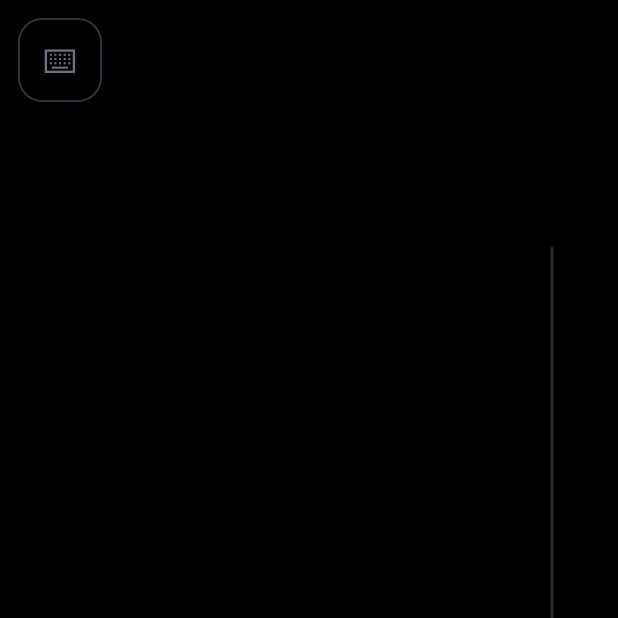
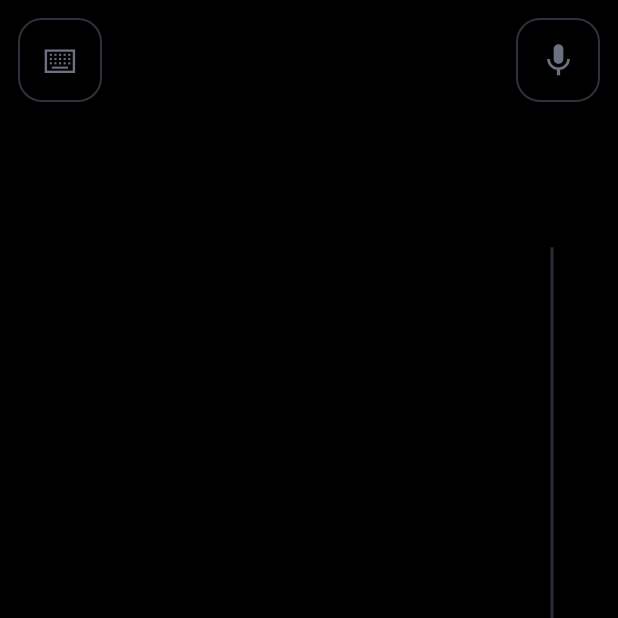
Before and after one commit to NICUP14/arcis, an Android app built with Jetpack Compose: the composable ControllerScreen shown on its own in the app's theme, on a phone screen of 412 x 824 dp, the top half of it. Run offline under Robolectric (Android 15) with nearby library versions, the phone set to English and light mode, and no system bars; 1 statement that could not run was skipped.

Commit message:
feat: hold-to-talk mic button on the controller
Speech-to-text only had the volume-up shortcut, with nothing on screen. Add a
mic button in the top-right corner (mirroring the mode button, easy to find by
feel) in both modes: hold to speak, release to type. It stays clear of the
navigation bar and lights up while listening.

Co-Authored-By: Claude Opus 5.5 <noreply@anthropic.com>

```diff
--- a/android/app/src/main/java/app/arcis/MainActivity.kt
+++ b/android/app/src/main/java/app/arcis/MainActivity.kt
@@ -97,6 +97,8 @@ class MainActivity : ComponentActivity() {
                     },
                     onRemoteEnter = { ArcisApp.instance.hosts.key("Enter") },
                     onToggleMode = controllerPrefs::toggle,
+                    onDictationStart = ArcisApp.instance.voice::startDictation,
+                    onDictationStop = ArcisApp.instance.voice::stopDictation,
                     onGesture = router::handle,
                 )
             }
--- a/android/app/src/main/java/app/arcis/controller/ControllerScreen.kt
+++ b/android/app/src/main/java/app/arcis/controller/ControllerScreen.kt
@@ -4,13 +4,21 @@ import android.view.HapticFeedbackConstants
 import androidx.compose.foundation.background
 import androidx.compose.foundation.border
 import androidx.compose.foundation.clickable
+import androidx.compose.foundation.gestures.detectTapGestures
 import androidx.compose.foundation.layout.Box
+import androidx.compose.foundation.layout.ExperimentalLayoutApi
+import androidx.compose.foundation.layout.WindowInsets
+import androidx.compose.foundation.layout.WindowInsetsSides
+import androidx.compose.foundation.layout.navigationBarsIgnoringVisibility
+import androidx.compose.foundation.layout.only
+import androidx.compose.foundation.layout.windowInsetsPadding
 import androidx.compose.foundation.layout.Column
 import androidx.compose.foundation.layout.fillMaxSize
 import androidx.compose.foundation.layout.fillMaxWidth
 import androidx.compose.foundation.layout.padding
 import androidx.compose.foundation.layout.size
 import androidx.compose.foundation.shape.RoundedCornerShape
+import androidx.compose.material3.Icon
 import androidx.compose.material3.Text
 import androidx.compose.runtime.Composable
 import androidx.compose.runtime.LaunchedEffect
@@ -21,11 +29,14 @@ import androidx.compose.runtime.setValue
 import androidx.compose.ui.Alignment
 import androidx.compose.ui.Modifier
 import androidx.compose.ui.graphics.Color
+import androidx.compose.ui.input.pointer.pointerInput
 import androidx.compose.ui.platform.LocalView
+import androidx.compose.ui.res.painterResource
 import androidx.compose.ui.text.style.TextAlign
 import androidx.compose.ui.unit.dp
 import androidx.compose.ui.unit.sp
 import androidx.compose.ui.viewinterop.AndroidView
+import app.arcis.R
 import app.arcis.core.input.Gesture
 import app.arcis.core.text.TextEdit
 import androidx.compose.foundation.text.BasicTextField
@@ -43,7 +54,8 @@ private val Hint = Color(0xFF3A3F4A)
 private val ButtonBorder = Color(0xFF2E323C)
 
 /**
- * The phone side. A fixed corner button (top-left, easy to find by feel) switches mode.
+ * The phone side. Two fixed corner buttons, easy to find by feel: top-left switches mode,
+ * top-right is hold-to-talk speech-to-text (same as holding volume up).
  * - Landscape: the whole screen is the trackpad.
  * - Upright: trackpad on the top half; the bottom half is where the phone's own keyboard
  *   appears when a text field is selected on the external screen.
@@ -55,6 +67,8 @@ fun ControllerScreen(
     onRemoteText: (TextEdit) -> Unit,
     onRemoteEnter: () -> Unit,
     onToggleMode: () -> Unit,
+    onDictationStart: () -> Unit,
+    onDictationStop: () -> Unit,
     onGesture: (Gesture) -> Unit,
 ) {
     var last by remember { mutableStateOf("") }
@@ -84,6 +98,7 @@ fun ControllerScreen(
         // Faint feedback label, for sighted checks only.
         Text(last, color = Hint, fontSize = 12.sp, modifier = Modifier.align(Alignment.TopCenter).padding(16.dp))
         ModeButton(mode, onToggleMode, Modifier.align(Alignment.TopStart))
+        MicButton(onDictationStart, onDictationStop, Modifier.align(Alignment.TopEnd))
     }
 }
 
@@ -166,5 +181,41 @@ private fun ModeButton(mode: ControllerMode, onToggle: () -> Unit, modifier: Mod
     }
 }
 
+/** Hold to speak; release to type what was said (into the app or computer on the screen). */
+@OptIn(ExperimentalLayoutApi::class)
+@Composable
+private fun MicButton(onStart: () -> Unit, onStop: () -> Unit, modifier: Modifier) {
+    val view = LocalView.current
+    var listening by remember { mutableStateOf(false) }
+    Box(
+        contentAlignment = Alignment.Center,
+        modifier = modifier
+            // Keep clear of the (hidden) navigation bar, which sits on the right in landscape.
+            .windowInsetsPadding(WindowInsets.navigationBarsIgnoringVisibility.only(WindowInsetsSides.End))
+            .padding(12.dp)
+            .size(56.dp)
+            .background(if (listening) Color(0xFF16324F) else Color.Transparent, RoundedCornerShape(16.dp))
+            .border(1.dp, if (listening) Color(0xFF6EA8FF) else ButtonBorder, RoundedCornerShape(16.dp))
+            .pointerInput(Unit) {
+                detectTapGestures(onPress = {
+                    view.performHapticFeedback(HapticFeedbackConstants.CONFIRM)
+                    listening = true
+                    onStart()
+                    tryAwaitRelease()
+                    listening = false
+                    onStop()
+                    view.performHapticFeedback(HapticFeedbackConstants.CLOCK_TICK)
+                })
+            },
+    ) {
+        Icon(
+            painter = painterResource(R.drawable.ic_mic),
+            contentDescription = "Hold to speak",
+            tint = if (listening) Color(0xFF6EA8FF) else Color(0xFF6B7180),
+            modifier = Modifier.size(26.dp),
+        )
+    }
+}
+
 /** Share of the upright screen used by the trackpad; the rest is the keyboard area. */
 private const val UPRIGHT_TRACKPAD_WEIGHT = 0.55f
--- /dev/null
+++ b/android/app/src/main/res/drawable/ic_mic.xml
@@ -0,0 +1,11 @@
+<?xml version="1.0" encoding="utf-8"?>
+<!-- Material Design "mic" icon (Apache License 2.0). -->
+<vector xmlns:android="http://schemas.android.com/apk/res/android"
+    android:width="24dp"
+    android:height="24dp"
+    android:viewportWidth="24"
+    android:viewportHeight="24">
+    <path
+        android:fillColor="#FFFFFFFF"
+        android:pathData="M12,14c1.66,0 2.99,-1.34 2.99,-3L15,5c0,-1.66 -1.34,-3 -3,-3S9,3.34 9,5v6c0,1.66 1.34,3 3,3zM17.3,11c0,3 -2.54,5.1 -5.3,5.1S6.7,14 6.7,11L5,11c0,3.41 2.72,6.23 6,6.72L11,21h2v-3.28c3.28,-0.48 6,-3.3 6,-6.72h-1.7z" />
+</vector>
```
Also changed, not shown: 1 other file.
